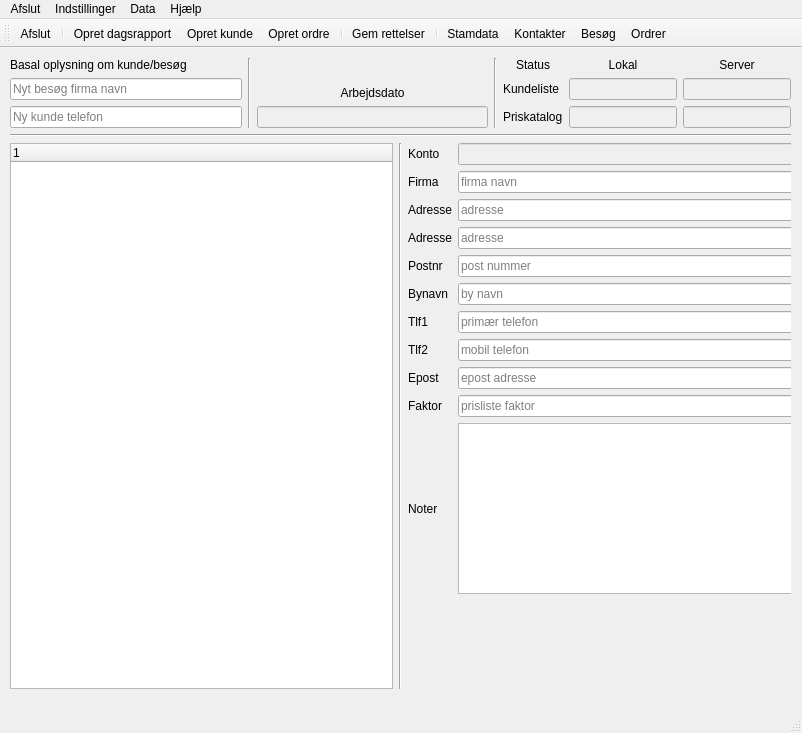
Old version of the form buildtools/ui/main_window.ui in the repository fhdk/eordre2.
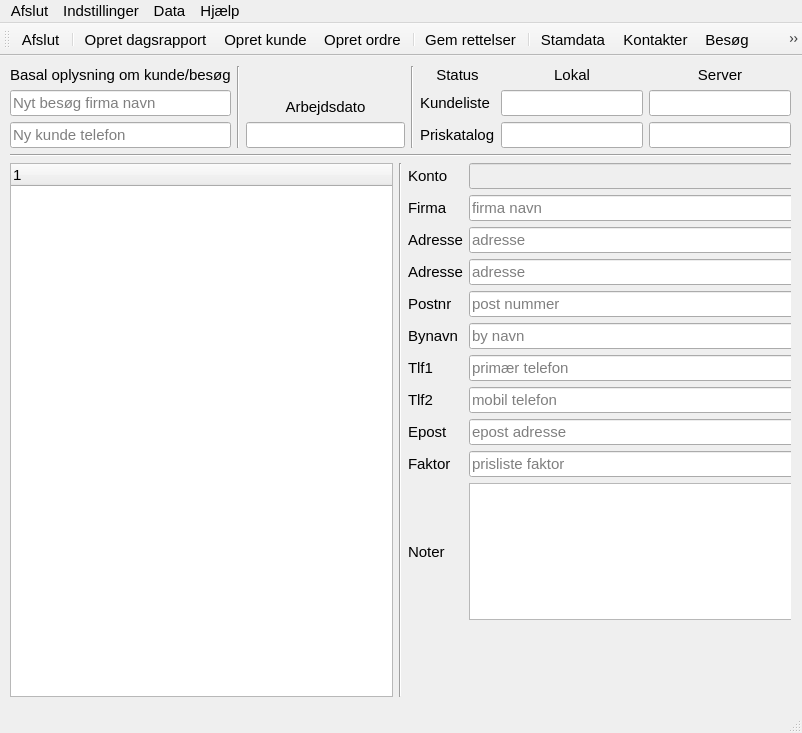
New version of the form.

Commit message: routine from desktop

```diff
--- a/buildtools/ui/main_window.ui
+++ b/buildtools/ui/main_window.ui
@@ -16,6 +16,11 @@
     <height>700</height>
    </size>
   </property>
+  <property name="font">
+   <font>
+    <pointsize>11</pointsize>
+   </font>
+  </property>
   <property name="windowTitle">
    <string>Eordre</string>
   </property>
@@ -100,11 +105,20 @@
          <item row="1" column="0">
           <widget class="QLineEdit" name="txtWorkdate">
            <property name="enabled">
-            <bool>false</bool>
+            <bool>true</bool>
+           </property>
+           <property name="font">
+            <font>
+             <weight>75</weight>
+             <bold>true</bold>
+            </font>
            </property>
            <property name="alignment">
             <set>Qt::AlignCenter</set>
            </property>
+           <property name="readOnly">
+            <bool>true</bool>
+           </property>
           </widget>
          </item>
         </layout>
@@ -131,21 +145,30 @@
          <item row="2" column="2">
           <widget class="QLineEdit" name="txtProdServer">
            <property name="enabled">
-            <bool>false</bool>
+            <bool>true</bool>
+           </property>
+           <property name="readOnly">
+            <bool>true</bool>
            </property>
           </widget>
          </item>
          <item row="2" column="1">
           <widget class="QLineEdit" name="txtProdLocal">
            <property name="enabled">
-            <bool>false</bool>
+            <bool>true</bool>
+           </property>
+           <property name="readOnly">
+            <bool>true</bool>
            </property>
           </widget>
          </item>
          <item row="1" column="1">
           <widget class="QLineEdit" name="txtCustLocal">
            <property name="enabled">
-            <bool>false</bool>
+            <bool>true</bool>
+           </property>
+           <property name="readOnly">
+            <bool>true</bool>
            </property>
           </widget>
          </item>
@@ -192,7 +215,10 @@
          <item row="1" column="2">
           <widget class="QLineEdit" name="txtCustServer">
            <property name="enabled">
-            <bool>false</bool>
+            <bool>true</bool>
+           </property>
+           <property name="readOnly">
+            <bool>true</bool>
            </property>
           </widget>
          </item>
@@ -242,7 +268,7 @@
                <x>0</x>
                <y>0</y>
                <width>391</width>
-               <height>451</height>
+               <height>457</height>
               </rect>
              </property>
              <layout class="QGridLayout" name="gridLayoutCustomerrMasterData">
@@ -462,7 +488,7 @@
      <x>0</x>
      <y>0</y>
      <width>802</width>
-     <height>23</height>
+     <height>26</height>
     </rect>
    </property>
    <widget class="QMenu" name="menuExit">
```
The commit also changes 2 other files.
